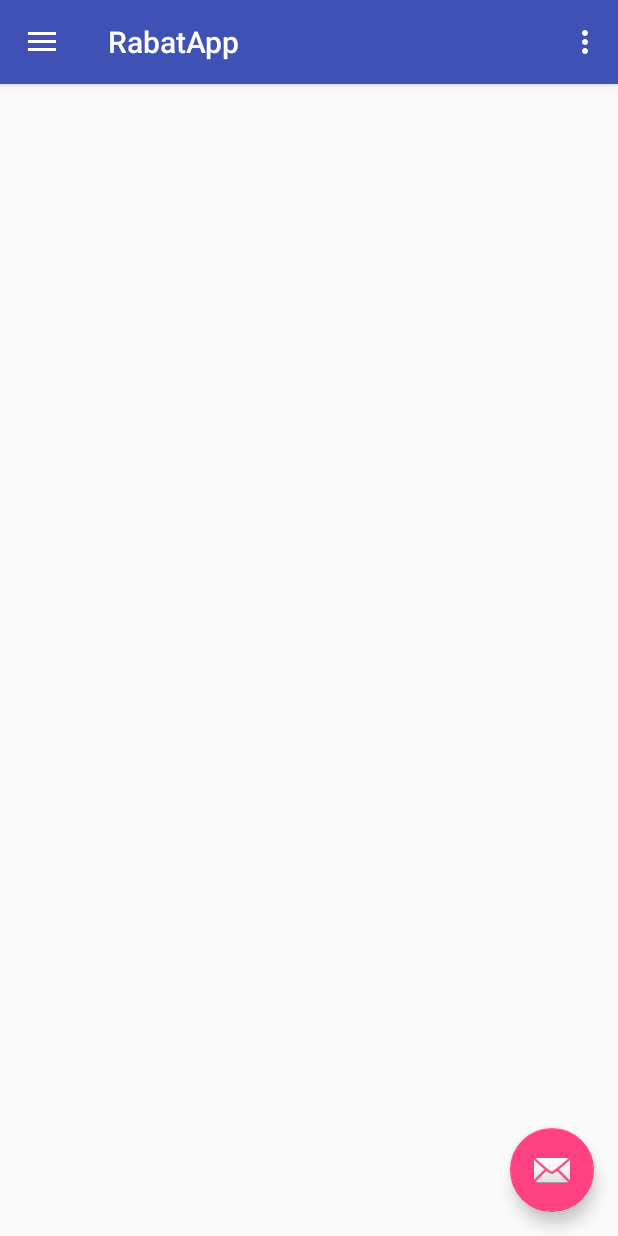
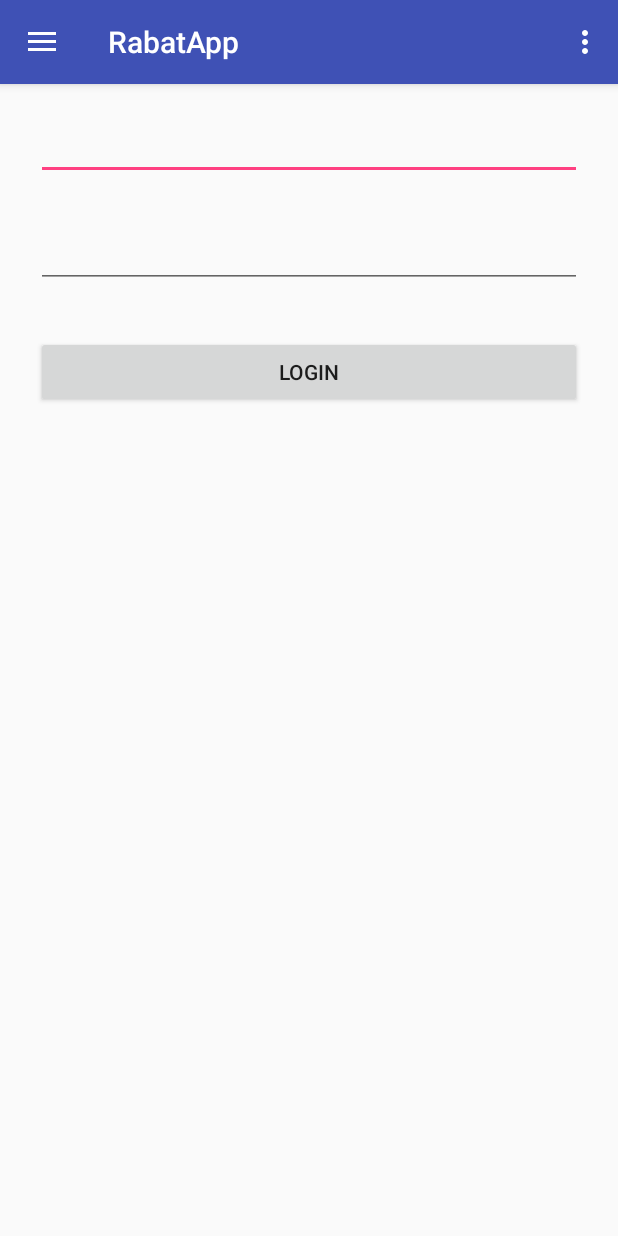
Before and after one commit to Hallur20/AndroidExamApp, an Android app: the screen it shows after launch (MainActivity), on a phone screen of 412 x 824 dp. Run offline under Robolectric (Android 15) with nearby library versions, the phone set to English and light mode, and no system bars.

Commit message:
login til lasee

```diff
--- /dev/null
+++ b/RabatApp/app/src/main/java/com/example/rabbatapp/rabatapp/LoginActivity.java
@@ -0,0 +1,21 @@
+package com.example.rabbatapp.rabatapp;
+
+import android.os.Bundle;
+import android.support.v4.app.FragmentActivity;
+
+/**
+ * Created by MoK on 05-04-2018.
+ */
+
+public class LoginActivity  extends FragmentActivity {
+
+
+    @Override
+    protected void onCreate(Bundle savedInstanceState) {
+        super.onCreate(savedInstanceState);
+        setContentView(R.layout.admin_login);
+
+
+    }
+
+}
--- a/RabatApp/app/src/main/java/com/example/rabbatapp/rabatapp/MainActivity.java
+++ b/RabatApp/app/src/main/java/com/example/rabbatapp/rabatapp/MainActivity.java
@@ -34,14 +34,7 @@ public class MainActivity extends AppCompatActivity
         Toolbar toolbar = (Toolbar) findViewById(R.id.toolbar);
         setSupportActionBar(toolbar);
 
-        FloatingActionButton fab = (FloatingActionButton) findViewById(R.id.fab);
-        fab.setOnClickListener(new View.OnClickListener() {
-            @Override
-            public void onClick(View view) {
-                Snackbar.make(view, "Replace with your own action", Snackbar.LENGTH_LONG)
-                        .setAction("Action", null).show();
-            }
-        });
+
 
         DrawerLayout drawer = (DrawerLayout) findViewById(R.id.drawer_layout);
         ActionBarDrawerToggle toggle = new ActionBarDrawerToggle(
@@ -113,10 +106,12 @@ public class MainActivity extends AppCompatActivity
             Intent intent = new Intent(getApplicationContext(), MapsMarkerActivity.class);
             startActivity(intent);
         } else if (id == R.id.nav_gallery) {
+
             ListView listView = findViewById(R.id.listView);
             listView.setAdapter(new ListViewAdapter(this, readListFromFile()));
 
         } else if (id == R.id.nav_slideshow) {
+
 
         } else if (id == R.id.nav_manage) {
 
--- a/RabatApp/app/src/main/res/layout/activity_main.xml
+++ b/RabatApp/app/src/main/res/layout/activity_main.xml
@@ -22,5 +22,4 @@
         app:headerLayout="@layout/nav_header_main"
         app:menu="@menu/activity_main_drawer" />
 
-
 </android.support.v4.widget.DrawerLayout>
--- /dev/null
+++ b/RabatApp/app/src/main/res/layout/admin_login.xml
@@ -0,0 +1,58 @@
+<?xml version="1.0" encoding="utf-8"?>
+<ScrollView xmlns:android="http://schemas.android.com/apk/res/android"
+    android:layout_width="fill_parent"
+    android:layout_height="fill_parent"
+    android:fitsSystemWindows="true">
+
+    <LinearLayout
+        android:orientation="vertical"
+        android:layout_width="match_parent"
+        android:layout_height="wrap_content"
+        android:paddingTop="56dp"
+        android:paddingLeft="24dp"
+        android:paddingRight="24dp">
+
+
+
+        <!-- Email Label -->
+        <android.support.design.widget.TextInputLayout
+            android:layout_width="match_parent"
+            android:layout_height="wrap_content"
+            android:layout_marginTop="8dp"
+            android:layout_marginBottom="8dp">
+            <EditText android:id="@+id/input_email"
+                android:layout_width="match_parent"
+                android:layout_height="wrap_content"
+                android:inputType="textEmailAddress">
+            </EditText>
+
+        </android.support.design.widget.TextInputLayout>
+
+        <!-- Password Label -->
+        <android.support.design.widget.TextInputLayout
+            android:layout_width="match_parent"
+            android:layout_height="wrap_content"
+            android:layout_marginTop="8dp"
+            android:layout_marginBottom="8dp">
+
+            <EditText
+                android:id="@+id/input_password"
+                android:layout_width="match_parent"
+                android:layout_height="wrap_content"
+
+                android:inputType="textPassword" />
+        </android.support.design.widget.TextInputLayout>
+
+        <android.support.v7.widget.AppCompatButton
+            android:id="@+id/btn_login"
+            android:layout_width="fill_parent"
+            android:layout_height="wrap_content"
+            android:layout_marginTop="24dp"
+            android:layout_marginBottom="24dp"
+            android:padding="12dp"
+            android:text="Login"/>
+
+
+
+    </LinearLayout>
+</ScrollView>
--- a/RabatApp/app/src/main/res/layout/app_bar_main.xml
+++ b/RabatApp/app/src/main/res/layout/app_bar_main.xml
@@ -21,13 +21,8 @@
     </android.support.design.widget.AppBarLayout>
 
     <include layout="@layout/content_main" />
+    <include layout="@layout/admin_login" />
 
-    <android.support.design.widget.FloatingActionButton
-        android:id="@+id/fab"
-        android:layout_width="wrap_content"
-        android:layout_height="wrap_content"
-        android:layout_gravity="bottom|end"
-        android:layout_margin="@dimen/fab_margin"
-        app:srcCompat="@android:drawable/ic_dialog_email" />
+
 
 </android.support.design.widget.CoordinatorLayout>
--- a/RabatApp/app/src/main/res/layout/content_main.xml
+++ b/RabatApp/app/src/main/res/layout/content_main.xml
@@ -8,10 +8,11 @@
     tools:context="com.example.rabbatapp.rabatapp.MainActivity"
     tools:showIn="@layout/app_bar_main">
 
-
     <ListView
         android:id="@+id/listView"
         android:layout_width="match_parent"
         android:layout_height="wrap_content"/>
 
+
+
 </android.support.constraint.ConstraintLayout>
```
Also changed, not shown: RabatApp/app/src/main/res/layout/activity_maps.xml (indentation only).
